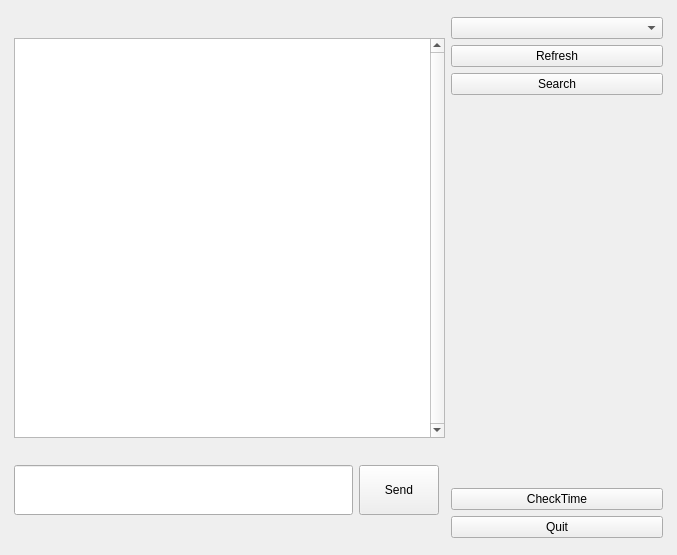
First picture: the form in main.ui, repository JosiahWayne/ICDS-Project-2024Spring, before the edit.
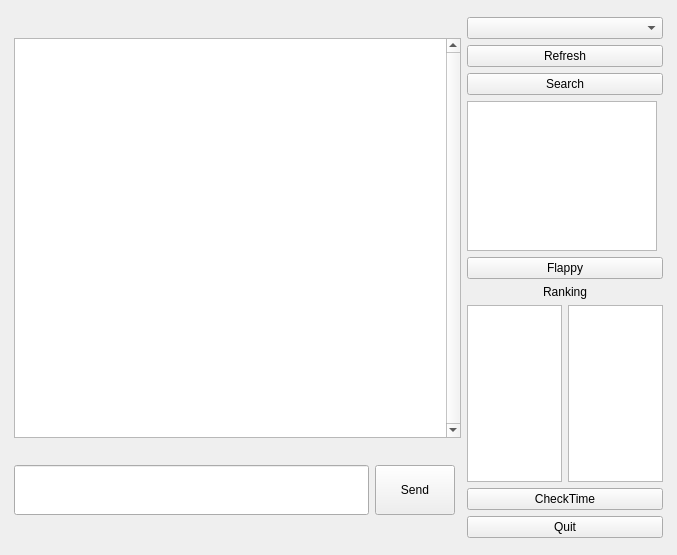
Second picture: the form after the edit.

Commit message: Add Register, add ranking, add game. Ranking, gpt, history check need to be fixed.

Diff of the .ui file:
```diff
--- a/main.ui
+++ b/main.ui
@@ -125,46 +125,30 @@
    </item>
    <item row="2" column="3" rowspan="2">
     <layout class="QGridLayout" name="gridLayout_2">
-     <item row="4" column="0">
-      <spacer name="verticalSpacer">
-       <property name="orientation">
-        <enum>Qt::Orientation::Vertical</enum>
-       </property>
-       <property name="sizeType">
-        <enum>QSizePolicy::Policy::Expanding</enum>
-       </property>
-       <property name="sizeHint" stdset="0">
-        <size>
-         <width>20</width>
-         <height>40</height>
-        </size>
-       </property>
-      </spacer>
-     </item>
-     <item row="6" column="0">
-      <widget class="QPushButton" name="quitButton">
-       <property name="text">
-        <string>Quit</string>
-       </property>
-      </widget>
-     </item>
-     <item row="0" column="0">
-      <widget class="QComboBox" name="groupSelection"/>
-     </item>
      <item row="5" column="0">
+      <widget class="QPushButton" name="gameButton">
+       <property name="text">
+        <string>Flappy</string>
+       </property>
+      </widget>
+     </item>
+     <item row="6" column="0">
+      <widget class="QLabel" name="label">
+       <property name="text">
+        <string>Ranking</string>
+       </property>
+       <property name="alignment">
+        <set>Qt::AlignmentFlag::AlignCenter</set>
+       </property>
+      </widget>
+     </item>
+     <item row="8" column="0">
       <widget class="QPushButton" name="timeButton">
        <property name="text">
         <string>CheckTime</string>
        </property>
       </widget>
      </item>
-     <item row="1" column="0">
-      <widget class="QPushButton" name="refreshButton">
-       <property name="text">
-        <string>Refresh</string>
-       </property>
-      </widget>
-     </item>
      <item row="2" column="0">
       <widget class="QPushButton" name="searchButton">
        <property name="text">
@@ -172,6 +156,99 @@
        </property>
       </widget>
      </item>
+     <item row="3" column="0">
+      <widget class="QTextEdit" name="groupmembers">
+       <property name="sizePolicy">
+        <sizepolicy hsizetype="Minimum" vsizetype="Minimum">
+         <horstretch>0</horstretch>
+         <verstretch>0</verstretch>
+        </sizepolicy>
+       </property>
+       <property name="maximumSize">
+        <size>
+         <width>190</width>
+         <height>150</height>
+        </size>
+       </property>
+       <property name="cursor" stdset="0">
+        <cursorShape>ArrowCursor</cursorShape>
+       </property>
+       <property name="readOnly">
+        <bool>true</bool>
+       </property>
+      </widget>
+     </item>
+     <item row="1" column="0">
+      <widget class="QPushButton" name="refreshButton">
+       <property name="text">
+        <string>Refresh</string>
+       </property>
+      </widget>
+     </item>
+     <item row="7" column="0">
+      <layout class="QHBoxLayout" name="horizontalLayout">
+       <item>
+        <widget class="QTextEdit" name="rankingName">
+         <property name="sizePolicy">
+          <sizepolicy hsizetype="Minimum" vsizetype="Expanding">
+           <horstretch>0</horstretch>
+           <verstretch>0</verstretch>
+          </sizepolicy>
+         </property>
+         <property name="minimumSize">
+          <size>
+           <width>0</width>
+           <height>50</height>
+          </size>
+         </property>
+         <property name="maximumSize">
+          <size>
+           <width>95</width>
+           <height>16777215</height>
+          </size>
+         </property>
+         <property name="cursor" stdset="0">
+          <cursorShape>ArrowCursor</cursorShape>
+         </property>
+         <property name="readOnly">
+          <bool>true</bool>
+         </property>
+        </widget>
+       </item>
+       <item>
+        <widget class="QTextEdit" name="rankingScore">
+         <property name="sizePolicy">
+          <sizepolicy hsizetype="Minimum" vsizetype="Expanding">
+           <horstretch>0</horstretch>
+           <verstretch>0</verstretch>
+          </sizepolicy>
+         </property>
+         <property name="maximumSize">
+          <size>
+           <width>95</width>
+           <height>16777215</height>
+          </size>
+         </property>
+         <property name="cursor" stdset="0">
+          <cursorShape>ArrowCursor</cursorShape>
+         </property>
+         <property name="readOnly">
+          <bool>true</bool>
+         </property>
+        </widget>
+       </item>
+      </layout>
+     </item>
+     <item row="9" column="0">
+      <widget class="QPushButton" name="quitButton">
+       <property name="text">
+        <string>Quit</string>
+       </property>
+      </widget>
+     </item>
+     <item row="0" column="0">
+      <widget class="QComboBox" name="groupSelection"/>
+     </item>
     </layout>
    </item>
    <item row="2" column="4">
```
The commit also changes 65 other files.
